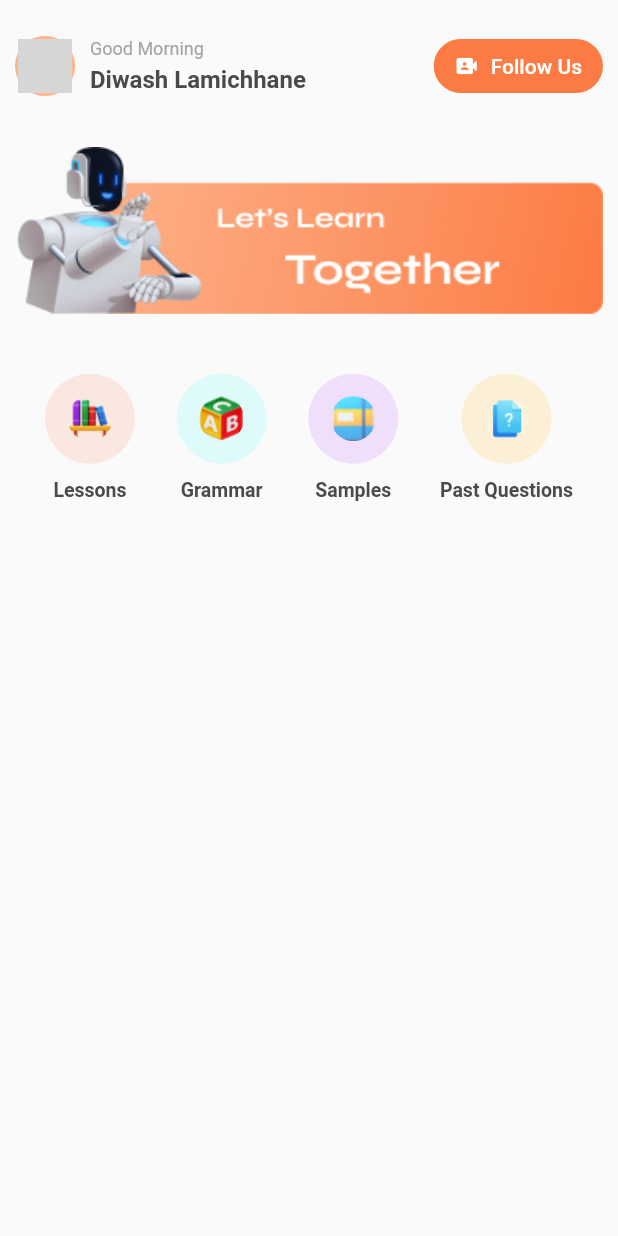
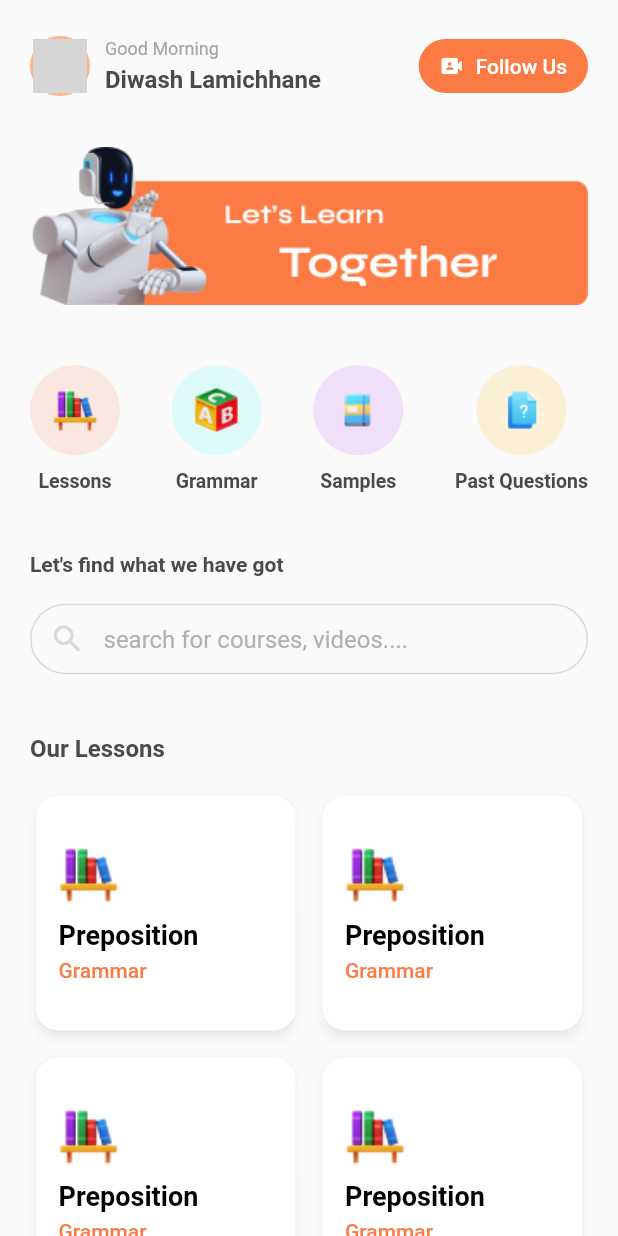
Before and after one commit to lamdiv/learningcurve, a Flutter app: the screen it shows after launch, on a phone screen of 412 x 824 dp. Run offline on Flutter 3.47's test engine with Material 2 defaults, Android fonts, the phone set to English and light mode, and no system bars; network calls fail; grey boxes are pictures that could not be loaded.

Commit message:
feat: Added Home page

```diff
--- a/lib/home_screen.dart
+++ b/lib/home_screen.dart
@@ -2,6 +2,7 @@ import 'package:flutter/material.dart';
 import 'layout/appbar.dart';
 import 'layout/cover.dart';
 import 'layout/section.dart';
+import 'layout/search_section.dart';
 
 class HomeScreen extends StatelessWidget {
   const HomeScreen({super.key});
@@ -13,12 +14,109 @@ class HomeScreen extends StatelessWidget {
         body: SafeArea(
           child: SingleChildScrollView(
             child: Padding(
-              padding: EdgeInsets.fromLTRB(10, 20, 10, 0),
+              padding: EdgeInsets.all(20),
               child: Column(
-                children: [Appbar(), Cover(), Sections()],
+                children: [
+                  Appbar(),
+                  Cover(),
+                  Sections(),
+                  Search(),
+                  Padding(
+                    padding: EdgeInsets.fromLTRB(0, 40, 0, 0),
+                    child: Column(
+                        crossAxisAlignment: CrossAxisAlignment.start,
+                        children: [
+                          Text(
+                            "Our Lessons",
+                            style: TextStyle(
+                                color: Color(0xFF4A4A4A),
+                                fontSize: 16,
+                                fontWeight: FontWeight.bold),
+                          ),
+                          SizedBox(
+                            height: 18,
+                          ),
+                          GridView.builder(
+                            shrinkWrap: true, // Allows the GridView to scroll
+                            physics:
+                                NeverScrollableScrollPhysics(), // Disable GridView's internal scrolling
+                            gridDelegate:
+                                SliverGridDelegateWithFixedCrossAxisCount(
+                                    crossAxisCount: 2, // 2 cards per row
+                                    crossAxisSpacing: 10,
+                                    mainAxisSpacing: 10,
+                                    childAspectRatio: 1.1),
+                            itemCount: 6, // Number of cards you want to display
+                            itemBuilder: (BuildContext context, int index) {
+                              return MyCard();
+                            },
+                          ),
+                        ]),
+                  )
+                ],
               ),
             ),
           ),
         ));
   }
 }
+
+class MyCard extends StatelessWidget {
+  @override
+  Widget build(BuildContext context) {
+    return Card(
+      shape: RoundedRectangleBorder(
+        borderRadius: BorderRadius.circular(15.0),
+      ),
+      shadowColor: Color(0xFFD6D6D6).withOpacity(0.3),
+      elevation: 3,
+      child: Padding(
+        padding: const EdgeInsets.all(15.0),
+        child: Container(
+          width: double.infinity,
+          child: Column(
+            crossAxisAlignment: CrossAxisAlignment.start,
+            mainAxisAlignment: MainAxisAlignment.center,
+            children: [
+              Container(
+                width: 40.0,
+                height: 40.0,
+                child: ClipRRect(
+                  child: Image.asset(
+                    'assets/icons/bookshelf.png',
+                    width: 30,
+                    height: 30,
+                    fit: BoxFit.cover,
+                  ),
+                ),
+              ),
+              SizedBox(height: 10),
+              Column(
+                crossAxisAlignment: CrossAxisAlignment.start,
+                children: [
+                  Text(
+                    'Preposition',
+                    style: TextStyle(
+                      color: Colors.black,
+                      fontSize: 18,
+                      fontWeight: FontWeight.bold,
+                    ),
+                  ),
+                  SizedBox(height: 5),
+                  Text(
+                    'Grammar',
+                    style: TextStyle(
+                      color: Color(0xFFFC7A43),
+                      fontSize: 14,
+                      fontWeight: FontWeight.w500,
+                    ),
+                  ),
+                ],
+              ),
+            ],
+          ),
+        ),
+      ),
+    );
+  }
+}
--- /dev/null
+++ b/lib/layout/search_section.dart
@@ -0,0 +1,59 @@
+import 'package:flutter/material.dart';
+
+class Search extends StatelessWidget {
+  const Search({
+    super.key,
+  });
+
+  @override
+  Widget build(BuildContext context) {
+    return Padding(
+      padding: EdgeInsets.fromLTRB(0, 40, 0, 0),
+      child: Column(crossAxisAlignment: CrossAxisAlignment.start, children: [
+        Text(
+          "Let's find what we have got",
+          style: TextStyle(
+              color: Color(0xFF4A4A4A),
+              fontSize: 14,
+              fontWeight: FontWeight.bold),
+        ),
+        SizedBox(
+          height: 18,
+        ),
+        SearchBar(),
+      ]),
+    );
+  }
+}
+
+class SearchBar extends StatelessWidget {
+  @override
+  Widget build(BuildContext context) {
+    return Container(
+      width: double.infinity, // Set the width according to your needs
+      decoration: BoxDecoration(
+        border: Border.all(
+          color: Color.fromARGB(
+              255, 217, 217, 217), // Change the border color as desired
+        ),
+        borderRadius: BorderRadius.circular(50),
+        // Adjust the border radius as needed
+      ),
+      child: SizedBox(
+        height: 45,
+        child: TextField(
+          decoration: InputDecoration(
+            hintText: "search for courses, videos....",
+            hintStyle: TextStyle(color: Color.fromARGB(255, 176, 176, 176)),
+            border: InputBorder.none, // Remove default input field border
+            prefixIcon: Icon(
+              Icons.search,
+              color: Color.fromARGB(
+                  255, 217, 217, 217), // Change the color of the search icon
+            ),
+          ),
+        ),
+      ),
+    );
+  }
+}
--- a/lib/layout/section.dart
+++ b/lib/layout/section.dart
@@ -8,7 +8,7 @@ class Sections extends StatelessWidget {
   @override
   Widget build(BuildContext context) {
     return Padding(
-      padding: EdgeInsets.fromLTRB(20, 40, 20, 0),
+      padding: EdgeInsets.fromLTRB(0, 40, 0, 0),
       child: Row(
         mainAxisAlignment: MainAxisAlignment.spaceBetween,
         crossAxisAlignment: CrossAxisAlignment.center,
@@ -64,7 +64,7 @@ class CircularImageItem extends StatelessWidget {
             // Background color of the circle
           ),
           child: Center(
-            child: ClipOval(
+            child: ClipRRect(
               child: Image.asset(
                 imageUrl,
                 width: 30, // Adjust the image size as needed
```
Also changed, not shown: assets/banner.png, assets/icons/sample.png.
